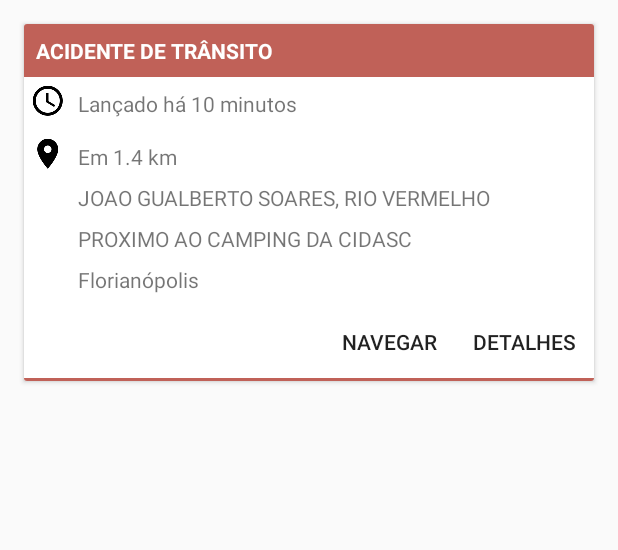
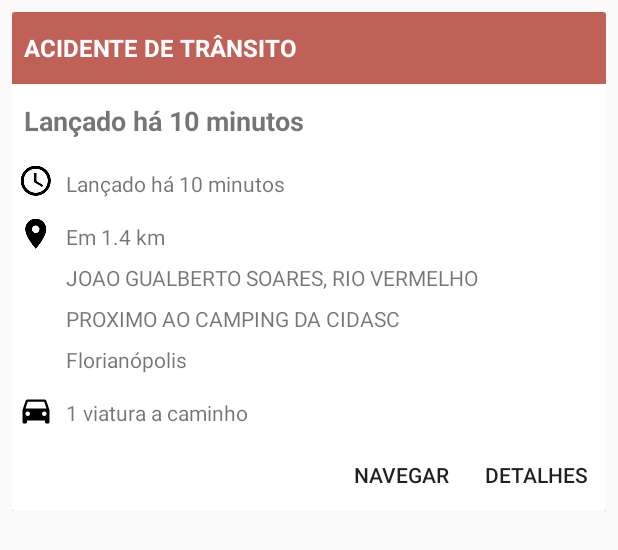
Before and after one commit to cbmsc-diti/firecast-comunidade-android, an Android app: the layout occurrencelist_cardoccurrenceitem.xml on its own in the app's theme, with its tools: preview values and no code run, on a phone screen of 412 x 824 dp. Shown: the top 550 px of the screen. Run offline under Robolectric (Android 15) with nearby library versions, the phone set to English and light mode, and no system bars.

Commit message:
Changed API endpoint to refelct current calls. Improved cards.
Old API endpoint was reaching the list of ALL occurences, this endpoint retrieves info in a better format.

```diff
--- a/app/src/main/java/br/gov/sc/cbm/e193comunitario/data/FirecastApi.java
+++ b/app/src/main/java/br/gov/sc/cbm/e193comunitario/data/FirecastApi.java
@@ -12,7 +12,7 @@ import rx.Observable;
 
 public interface FirecastApi {
 
-    @GET("ocorrencias/fpolis")
+    @GET("listar_ocorrencia_aberta_by_servidor_json.php?cidade=FLORIANOPOLIS")
     Observable<List<Occurrence>> getOccurrences();
 
 }
--- a/app/src/main/java/br/gov/sc/cbm/e193comunitario/data/FirecastClient.java
+++ b/app/src/main/java/br/gov/sc/cbm/e193comunitario/data/FirecastClient.java
@@ -28,7 +28,7 @@ public class FirecastClient implements OccurrenceRepository {
 
     private FirecastApi buildApi() {
         return new Retrofit.Builder()
-                .baseUrl("http://aplicativosweb.cbm.sc.gov.br/api/defesacivil/")
+                .baseUrl("http://aplicativosweb.cbm.sc.gov.br/e193comunitario/")
                 .addConverterFactory(GsonConverterFactory.create())
                 .addCallAdapterFactory(RxJavaCallAdapterFactory.create())
                 .build()
--- a/app/src/main/java/br/gov/sc/cbm/e193comunitario/presentation/components/occurrencelist/SimpleOccurrenceItem.java
+++ b/app/src/main/java/br/gov/sc/cbm/e193comunitario/presentation/components/occurrencelist/SimpleOccurrenceItem.java
@@ -32,9 +32,9 @@ class SimpleOccurrenceItem extends OccurenceItem {
     public void setOccurrence(Occurrence occ) {
         this.occ = occ;
 
-        typeView.setText(occ.type);
+        typeView.setText(occ.type.name);
         idView.setText("" + occ.id);
-        descriptionView.setText(occ.history);
+        descriptionView.setText(occ.description);
     }
 
 }
--- a/app/src/main/res/layout-v21/occurrencelist_cardoccurrenceitem.xml
+++ /dev/null
@@ -1,152 +0,0 @@
-<?xml version="1.0" encoding="utf-8"?>
-
-<FrameLayout
-    xmlns:android="http://schemas.android.com/apk/res/android"
-    xmlns:tools="http://schemas.android.com/tools"
-    android:layout_width="match_parent"
-    android:layout_height="wrap_content"
-    android:padding="8dp"
-    android:elevation="4dp">
-
-
-<android.support.v7.widget.CardView
-    android:layout_width="match_parent"
-    android:layout_height="wrap_content"
-    android:elevation="8dp"
-    >
-
-    <LinearLayout
-        android:layout_width="match_parent"
-        android:layout_height="wrap_content"
-        android:orientation="vertical"
-        >
-
-        <TextView
-            android:layout_width="match_parent"
-            android:layout_height="wrap_content"
-            android:id="@+id/simpleoccurrenceitem__type"
-            tools:text="ACIDENTE DE TRÂNSITO"
-            android:background="@color/occurrences_0"
-            android:padding="8dp"
-            android:textColor="@color/white"
-            android:textStyle="bold"
-            android:height="48dp"
-            android:textSize="16sp"
-            android:gravity="center_vertical"
-
-            />
-
-        <RelativeLayout
-            android:layout_width="match_parent"
-            android:layout_height="wrap_content"
-            android:padding="4dp">
-
-            <ImageView
-                android:layout_width="wrap_content"
-                android:layout_height="wrap_content"
-                android:src="@drawable/ic_access_time_black_24dp"
-                android:id="@+id/time_image"
-                android:layout_marginRight="4dp"
-                />
-
-            <TextView
-                android:id="@+id/simpleoccurrenceitem__hour"
-                android:layout_width="match_parent"
-                android:layout_height="wrap_content"
-                tools:text="Lançado há 10 minutos"
-                android:padding="4dp"
-                android:layout_toRightOf="@id/time_image"
-                android:layout_toEndOf="@id/time_image"
-                />
-
-
-        </RelativeLayout>
-
-
-        <RelativeLayout
-            android:layout_width="match_parent"
-            android:layout_height="wrap_content"
-            android:padding="4dp">
-
-            <ImageView
-                android:layout_width="wrap_content"
-                android:layout_height="wrap_content"
-                android:src="@drawable/ic_location_on_black_24dp"
-                android:id="@+id/loc_image"
-                android:layout_marginRight="4dp"
-                />
-
-            <LinearLayout
-                android:layout_width="match_parent"
-                android:layout_height="wrap_content"
-                android:orientation="vertical"
-                android:layout_toRightOf="@id/loc_image"
-                android:layout_toEndOf="@id/loc_image"
-                >
-                <TextView
-                    android:id="@+id/simpleoccurrenceitem__distance"
-                    android:layout_width="match_parent"
-                    android:layout_height="wrap_content"
-                    tools:text="Em 1.4 km"
-                    android:padding="4dp"
-
-                    />
-
-
-                <TextView
-                    android:id="@+id/simpleoccurrenceitem__location"
-                    android:layout_width="match_parent"
-                    android:layout_height="wrap_content"
-                    tools:text="JOAO GUALBERTO SOARES, RIO VERMELHO"
-                    android:padding="4dp"
-                    />
-
-                <TextView
-                    android:id="@+id/simpleoccurrenceitem__reference"
-                    android:layout_width="match_parent"
-                    android:layout_height="wrap_content"
-                    tools:text="PROXIMO AO CAMPING DA CIDASC"
-                    android:padding="4dp"
-                    />
-
-                <TextView
-                    android:id="@+id/simpleoccurrenceitem__city"
-                    android:layout_width="match_parent"
-                    android:layout_height="wrap_content"
-                    tools:text="Florianópolis"
-                    android:padding="4dp"
-                    />
-
-            </LinearLayout>
-        </RelativeLayout>
-
-
-        <LinearLayout
-            android:layout_width="match_parent"
-            android:layout_height="wrap_content"
-            android:orientation="horizontal"
-            android:gravity="end">
-
-            <Button
-                android:layout_width="wrap_content"
-                android:layout_height="wrap_content"
-                android:text="Navegar"
-                style="@style/Widget.AppCompat.Button.Borderless"/>
-
-            <Button
-                android:layout_width="wrap_content"
-                android:layout_height="wrap_content"
-                android:text="Detalhes"
-                style="@style/Widget.AppCompat.Button.Borderless"/>
-
-        </LinearLayout>
-
-        <View
-            android:layout_width="match_parent"
-            android:layout_height="2dp"
-            tools:background="@color/occurrences_0"/>
-
-
-    </LinearLayout>
-</android.support.v7.widget.CardView>
-</FrameLayout>
--- a/app/src/main/res/layout/occurrencelist_cardoccurrenceitem.xml
+++ b/app/src/main/res/layout/occurrencelist_cardoccurrenceitem.xml
@@ -12,7 +12,6 @@
     xmlns:tools="http://schemas.android.com/tools"
     android:layout_width="match_parent"
     android:layout_height="wrap_content"
-    android:layout_margin="8dp"
     >
 
     <LinearLayout
@@ -24,11 +23,28 @@
         <TextView
             android:layout_width="match_parent"
             android:layout_height="wrap_content"
-            android:id="@+id/simpleoccurrenceitem__type"
+            android:id="@+id/cardoccurrenceitem__type"
             tools:text="ACIDENTE DE TRÂNSITO"
-            android:background="@color/occurrences_0"
+            tools:background="@color/occurrences_0"
             android:padding="8dp"
             android:textColor="@color/white"
+            android:textStyle="bold"
+            android:height="48dp"
+            android:textSize="16sp"
+            android:gravity="center_vertical"
+
+            />
+
+
+        <TextView
+            android:id="@+id/cardoccurrenceitem__description"
+            android:layout_width="match_parent"
+            android:layout_height="wrap_content"
+            tools:text="Lançado há 10 minutos"
+            android:padding="8dp"
+            android:layout_marginTop="4dp"
+            android:layout_marginBottom="4dp"
+            android:textSize="18sp"
             android:textStyle="bold"
             />
 
@@ -46,7 +62,7 @@
                 />
 
             <TextView
-                android:id="@+id/simpleoccurrenceitem__hour"
+                android:id="@+id/cardoccurrenceitem__hour"
                 android:layout_width="match_parent"
                 android:layout_height="wrap_content"
                 tools:text="Lançado há 10 minutos"
@@ -57,6 +73,7 @@
 
 
         </RelativeLayout>
+
 
 
         <RelativeLayout
@@ -80,7 +97,7 @@
                 android:layout_toEndOf="@id/loc_image"
                 >
                 <TextView
-                    android:id="@+id/simpleoccurrenceitem__distance"
+                    android:id="@+id/cardoccurrenceitem__distance"
                     android:layout_width="match_parent"
                     android:layout_height="wrap_content"
                     tools:text="Em 1.4 km"
@@ -90,7 +107,7 @@
 
 
                 <TextView
-                    android:id="@+id/simpleoccurrenceitem__location"
+                    android:id="@+id/cardoccurrenceitem__location"
                     android:layout_width="match_parent"
                     android:layout_height="wrap_content"
                     tools:text="JOAO GUALBERTO SOARES, RIO VERMELHO"
@@ -98,7 +115,7 @@
                     />
 
                 <TextView
-                    android:id="@+id/simpleoccurrenceitem__reference"
+                    android:id="@+id/cardoccurrenceitem__reference"
                     android:layout_width="match_parent"
                     android:layout_height="wrap_content"
                     tools:text="PROXIMO AO CAMPING DA CIDASC"
@@ -106,14 +123,38 @@
                     />
 
                 <TextView
-                    android:id="@+id/simpleoccurrenceitem__city"
+                    android:id="@+id/cardoccurrenceitem__city"
                     android:layout_width="match_parent"
                     android:layout_height="wrap_content"
                     tools:text="Florianópolis"
                     android:padding="4dp"
                     />
+            </LinearLayout>
+        </RelativeLayout>
 
-            </LinearLayout>
+        <RelativeLayout
+            android:layout_width="match_parent"
+            android:layout_height="wrap_content"
+            android:padding="4dp">
+
+            <ImageView
+                android:layout_width="wrap_content"
+                android:layout_height="wrap_content"
+                android:src="@drawable/ic_directions_car_black_24dp"
+                android:id="@+id/car_image"
+                android:layout_marginRight="4dp"
+                />
+
+            <TextView
+                android:id="@+id/cardoccurrenceitem__cars"
+                android:layout_width="match_parent"
+                android:layout_height="wrap_content"
+                tools:text="1 viatura a caminho"
+                android:padding="4dp"
+                android:layout_toRightOf="@id/car_image"
+                android:layout_toEndOf="@id/car_image"
+                />
+
         </RelativeLayout>
 
 
@@ -137,12 +178,6 @@
 
         </LinearLayout>
 
-        <View
-            android:layout_width="match_parent"
-            android:layout_height="2dp"
-            tools:background="@color/occurrences_0"/>
-
-
     </LinearLayout>
 </android.support.v7.widget.CardView>
 </FrameLayout>
--- a/app/src/main/res/values/colors.xml
+++ b/app/src/main/res/values/colors.xml
@@ -28,6 +28,7 @@
         <item>@color/occurrences_7</item>
         <item>@color/occurrences_8</item>
         <item>@color/occurrences_9</item>
+        <item>@color/occurrences_9</item>
     </array>
 
 </resources>
```
Also changed, not shown: app/src/main/java/br/gov/sc/cbm/e193comunitario/domain/Car.java (added, +31 -0 lines), app/src/main/java/br/gov/sc/cbm/e193comunitario/domain/City.java (added, +29 -0 lines), app/src/main/java/br/gov/sc/cbm/e193comunitario/domain/Occurrence.java (+23 -29 lines), app/src/main/java/br/gov/sc/cbm/e193comunitario/domain/OccurrenceType.java (added, +30 -0 lines), app/src/main/java/br/gov/sc/cbm/e193comunitario/presentation/components/occurrencelist/CardOccurenceItem.java (+65 -18 lines), app/src/main/res/drawable-hdpi/ic_directions_car_black_24dp.png (added), app/src/main/res/drawable-mdpi/ic_directions_car_black_24dp.png (added), app/src/main/res/drawable-xhdpi/ic_directions_car_black_24dp.png (added), app/src/main/res/drawable-xxhdpi/ic_directions_car_black_24dp.png (added), app/src/main/res/drawable-xxxhdpi/ic_directions_car_black_24dp.png (added).
